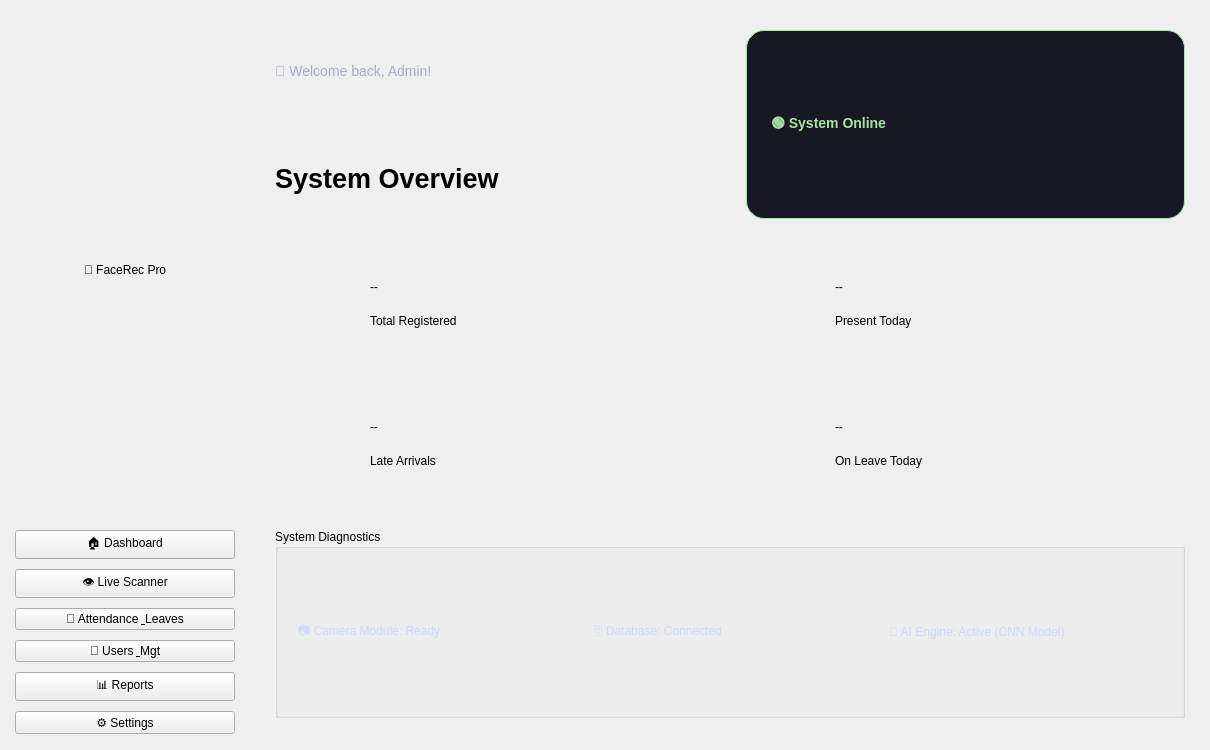
First picture: the form in design.ui, repository kdineshharsha/Attendance-System, before the edit.
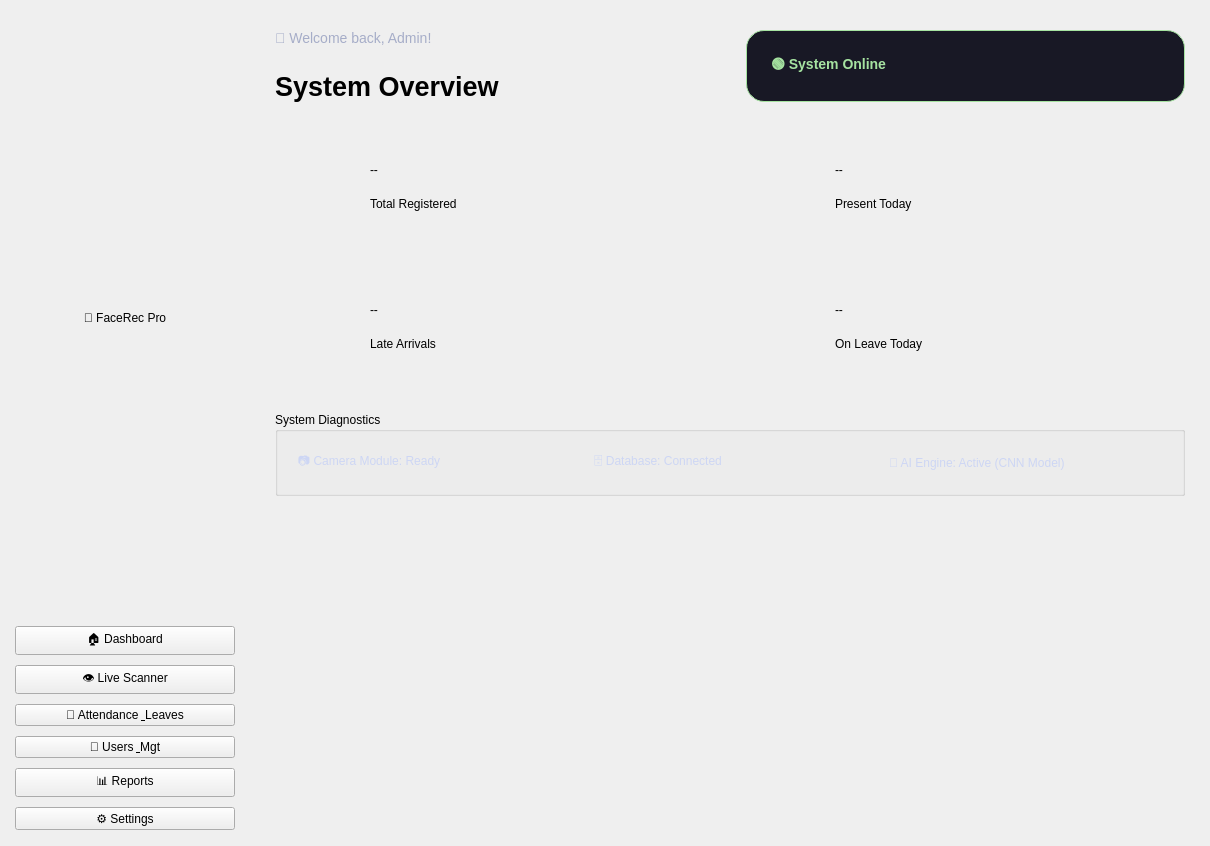
Second picture: the form after the edit. The open tabs and pages were chosen to show the change. Icons and pictures are not drawn.

Commit message: Dashboard charts

Patch:
```diff
--- a/design.ui
+++ b/design.ui
@@ -210,8 +210,25 @@
           </layout>
          </widget>
         </item>
-        <item><spacer name="verticalSpacer_dash"><property name="orientation"><enum>Qt::Orientation::Vertical</enum></property></spacer></item>
-       </layout>
+<item>
+         <layout class="QHBoxLayout" name="horizontalLayout_charts">
+          <property name="spacing"><number>20</number></property>
+          
+          <item>
+           <widget class="QWidget" name="chart_container_bar" native="true">
+            <property name="minimumSize"><size><width>0</width><height>300</height></size></property>
+           </widget>
+          </item>
+          
+          <item>
+           <widget class="QWidget" name="chart_container_pie" native="true">
+            <property name="minimumSize"><size><width>0</width><height>300</height></size></property>
+           </widget>
+          </item>
+          
+         </layout>
+        </item>       
+        </layout>
       </widget>
 
       <widget class="QWidget" name="page_scan">
```
The commit also changes 2 other files.
